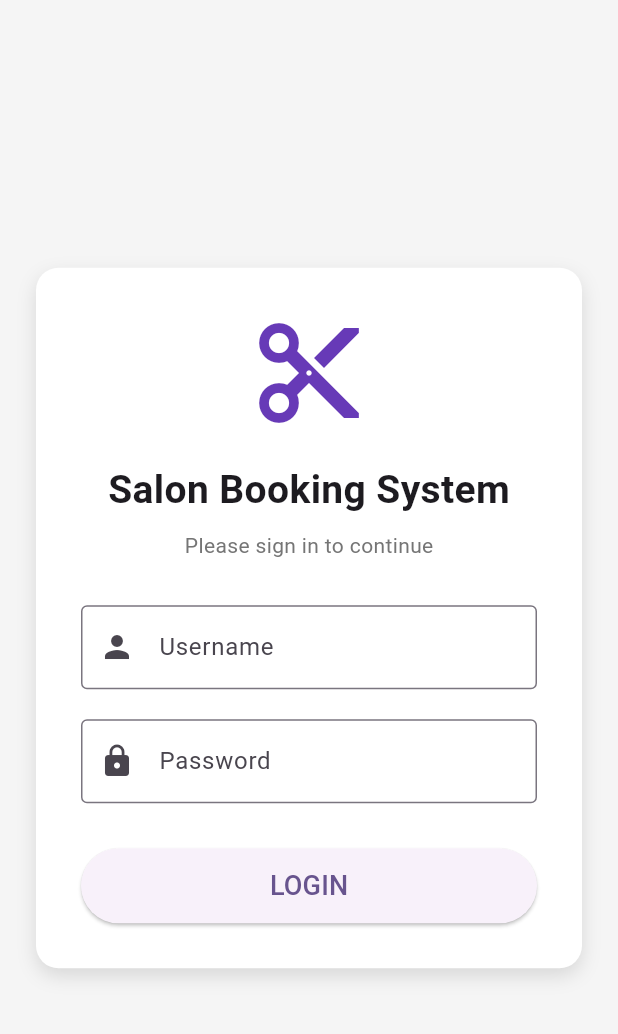
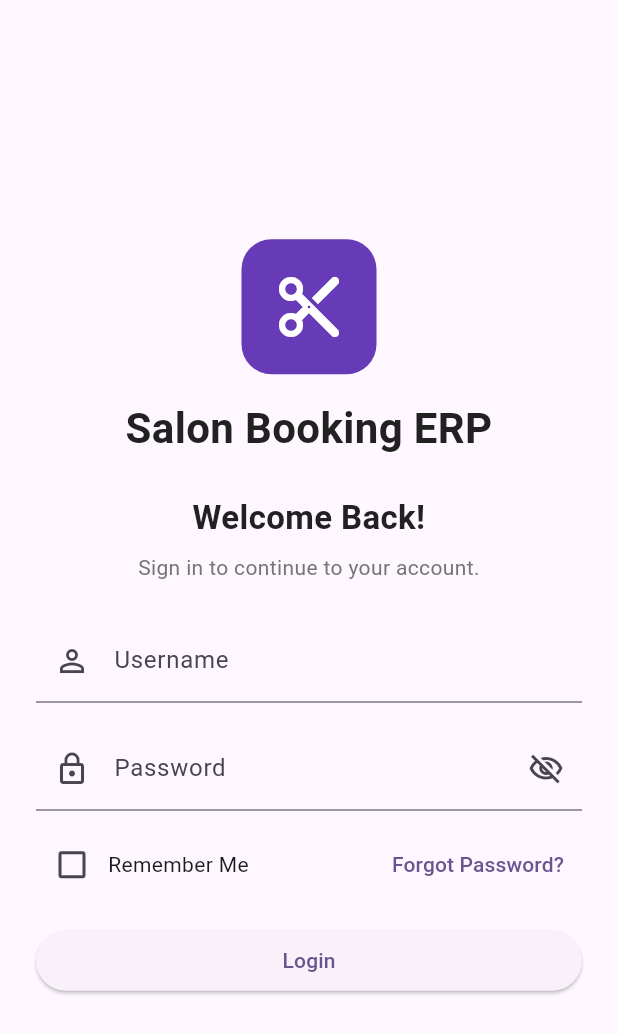
Before and after one commit to LalRajapakshe/salon_booking_mobile, a Flutter app: the screen it shows after launch, on a phone screen of 412 x 824 dp. Shown: the top 1034 px of the screen. Run offline on Flutter 3.47's test engine with Material 3 defaults, Android fonts, the phone set to English and light mode, and no system bars.

Commit message:
after new widget implemeted on 20-07-2026T0720

```diff
--- a/lib/features/auth/screens/login_screen.dart
+++ b/lib/features/auth/screens/login_screen.dart
@@ -1,100 +1,115 @@
 import 'package:flutter/material.dart';
+
+import '../../../shared/theme/theme.dart';
+import '../widgets/login_form.dart';
+import '../widgets/login_header.dart';
+import '../widgets/login_logo.dart';
 import '../../dashboard/screens/dashboard_screen.dart';
 
-class LoginScreen extends StatelessWidget {
+class LoginScreen extends StatefulWidget {
   const LoginScreen({super.key});
+
+  @override
+  State<LoginScreen> createState() => _LoginScreenState();
+}
+
+class _LoginScreenState extends State<LoginScreen> {
+  final _formKey = GlobalKey<FormState>();
+
+  final _usernameController = TextEditingController();
+  final _passwordController = TextEditingController();
+
+  bool _obscurePassword = true;
+  bool _rememberMe = false;
+  bool _isLoading = false;
+
+  @override
+  void dispose() {
+    _usernameController.dispose();
+    _passwordController.dispose();
+    super.dispose();
+  }
+
+  void _togglePassword() {
+    setState(() {
+      _obscurePassword = !_obscurePassword;
+    });
+  }
+
+  void _toggleRememberMe(bool? value) {
+    setState(() {
+      _rememberMe = value ?? false;
+    });
+  }
+
+  Future<void> _login() async {
+  if (!_formKey.currentState!.validate()) {
+    return;
+  }
+
+  setState(() {
+    _isLoading = true;
+  });
+
+  // Temporary login delay
+  await Future.delayed(const Duration(seconds: 1));
+
+  if (!mounted) return;
+
+  setState(() {
+    _isLoading = false;
+  });
+
+  Navigator.of(context).pushReplacement(
+    MaterialPageRoute(
+      builder: (_) => DashboardScreen(),
+    ),
+  );
+}
+
+
+
+  void _forgotPassword() {
+    // TODO:
+    // Navigate to Forgot Password Screen
+  }
 
   @override
   Widget build(BuildContext context) {
     return Scaffold(
-      backgroundColor: Colors.grey.shade100,
-      body: Center(
-        child: SingleChildScrollView(
-          padding: const EdgeInsets.all(24),
-          child: Container(
-            width: 400,
-            padding: const EdgeInsets.all(30),
-            decoration: BoxDecoration(
-              color: Colors.white,
-              borderRadius: BorderRadius.circular(15),
-              boxShadow: [
-                BoxShadow(
-                  color: Colors.black12,
-                  blurRadius: 10,
-                  offset: Offset(0, 5),
-                ),
-              ],
-            ),
-            child: Column(
-              mainAxisSize: MainAxisSize.min,
-              children: [
-                const Icon(
-                  Icons.content_cut,
-                  size: 80,
-                  color: Colors.deepPurple,
-                ),
+      body: SafeArea(
+        child: Center(
+          child: SingleChildScrollView(
+            padding: const EdgeInsets.all(AppDimensions.spaceXL),
+            child: ConstrainedBox(
+              constraints: const BoxConstraints(
+                maxWidth: 420,
+              ),
+              child: Column(
+                crossAxisAlignment: CrossAxisAlignment.stretch,
+                children: [
+                  const LoginLogo(),
 
-                const SizedBox(height: 20),
+                  const SizedBox(height: AppDimensions.spaceXL),
 
-                const Text(
-                  "Salon Booking System",
-                  style: TextStyle(
-                    fontSize: 26,
-                    fontWeight: FontWeight.bold,
+                  const LoginHeader(),
+
+                  const SizedBox(height: AppDimensions.spaceXL),
+
+                  LoginForm(
+                    formKey: _formKey,
+                    usernameController: _usernameController,
+                    passwordController: _passwordController,
+                    obscurePassword: _obscurePassword,
+                    rememberMe: _rememberMe,
+                    isLoading: _isLoading,
+                    onTogglePassword: _togglePassword,
+                    onToggleRememberMe: _toggleRememberMe,
+                    onLoginPressed: _login,
+                    onForgotPassword: _forgotPassword,
                   ),
-                ),
-
-                const SizedBox(height: 8),
-
-                Text(
-                  "Please sign in to continue",
-                  style: TextStyle(
-                    color: Colors.grey.shade600,
-                  ),
-                ),
-
-                const SizedBox(height: 30),
-
-                TextField(
-                  decoration: InputDecoration(
-                    labelText: "Username",
-                    prefixIcon: Icon(Icons.person),
-                    border: OutlineInputBorder(),
-                  ),
-                ),
-
-                const SizedBox(height: 20),
-
-                TextField(
-                  obscureText: true,
-                  decoration: InputDecoration(
-                    labelText: "Password",
-                    prefixIcon: Icon(Icons.lock),
-                    border: OutlineInputBorder(),
-                  ),
-                ),
-
-                const SizedBox(height: 30),
-
-                SizedBox(
-                  width: double.infinity,
-                  height: 50,
-                  child: ElevatedButton(
-                    onPressed: () {
-                            Navigator.pushReplacement(
-                                context,
-                                MaterialPageRoute(
-                                  builder: (context) => DashboardScreen(),
-                                ),
-                              );
-                          },
-                         child: const Text(
-                      "LOGIN",
-                      style: TextStyle(fontSize: 18),
-                    ),
-                  ),
-                ),
-              ],
+                ],
+              ),
             ),
           ),
         ),
--- /dev/null
+++ b/lib/features/auth/widgets/login_form.dart
@@ -0,0 +1,110 @@
+import 'package:flutter/material.dart';
+
+import '../../../shared/theme/theme.dart';
+import '../../../shared/widgets/widgets.dart';
+
+class LoginForm extends StatelessWidget {
+  const LoginForm({
+    super.key,
+    required this.usernameController,
+    required this.passwordController,
+    required this.formKey,
+    this.isLoading = false,
+    this.obscurePassword = true,
+    this.rememberMe = false,
+    this.onToggleRememberMe,
+    this.onTogglePassword,
+    this.onLoginPressed,
+    this.onForgotPassword,
+  });
+
+  final GlobalKey<FormState> formKey;
+
+  final TextEditingController usernameController;
+  final TextEditingController passwordController;
+
+  final bool isLoading;
+  final bool obscurePassword;
+  final bool rememberMe;
+
+  final VoidCallback? onTogglePassword;
+  final ValueChanged<bool?>? onToggleRememberMe;
+  final VoidCallback? onLoginPressed;
+  final VoidCallback? onForgotPassword;
+
+  @override
+  Widget build(BuildContext context) {
+    return Form(
+      key: formKey,
+      child: Column(
+        crossAxisAlignment: CrossAxisAlignment.stretch,
+        children: [
+
+          AppTextField(
+            controller: usernameController,
+            labelText: 'Username',
+            hintText: 'Enter your username',
+            prefixIcon: Icons.person_outline,
+            keyboardType: TextInputType.text,
+            validator: (value) {
+              if (value == null || value.trim().isEmpty) {
+                return 'Username is required';
+              }
+              return null;
+            },
+          ),
+
+          const SizedBox(height: AppDimensions.spaceL),
+
+          AppTextField(
+            controller: passwordController,
+            labelText: 'Password',
+            hintText: 'Enter your password',
+            prefixIcon: Icons.lock_outline,
+            obscureText: obscurePassword,
+            suffixIcon: obscurePassword
+                ? Icons.visibility_off_outlined
+                : Icons.visibility_outlined,
+            onSuffixIconPressed: onTogglePassword,
+            validator: (value) {
+              if (value == null || value.isEmpty) {
+                return 'Password is required';
+              }
+
+              return null;
+            },
+          ),
+
+          const SizedBox(height: AppDimensions.spaceM),
+
+          Row(
+            children: [
+
+              Checkbox(
+                value: rememberMe,
+                onChanged: onToggleRememberMe,
+              ),
+
+              const Text('Remember Me'),
+
+              const Spacer(),
+
+              TextButton(
+                onPressed: onForgotPassword,
+                child: const Text('Forgot Password?'),
+              ),
+            ],
+          ),
+
+          const SizedBox(height: AppDimensions.spaceL),
+
+          AppPrimaryButton(
+            text: 'Login',
+            isLoading: isLoading,
+            onPressed: onLoginPressed,
+          ),
+        ],
+      ),
+    );
+  }
+}
--- /dev/null
+++ b/lib/features/auth/widgets/login_header.dart
@@ -0,0 +1,39 @@
+import 'package:flutter/material.dart';
+
+import '../../../shared/theme/theme.dart';
+
+class LoginHeader extends StatelessWidget {
+  const LoginHeader({
+    super.key,
+    this.title = 'Welcome Back!',
+    this.subtitle = 'Sign in to continue to your account.',
+  });
+
+  final String title;
+  final String subtitle;
+
+  @override
+  Widget build(BuildContext context) {
+    return Column(
+      children: [
+        Text(
+          title,
+          textAlign: TextAlign.center,
+          style: AppTextStyles.sectionTitle,
+        ),
+
+        const SizedBox(
+          height: AppDimensions.spaceS,
+        ),
+
+        Text(
+          subtitle,
+          textAlign: TextAlign.center,
+          style: AppTextStyles.body.copyWith(
+            color: Colors.grey.shade600,
+          ),
+        ),
+      ],
+    );
+  }
+}
--- /dev/null
+++ b/lib/features/auth/widgets/login_logo.dart
@@ -0,0 +1,44 @@
+import 'package:flutter/material.dart';
+
+import '../../../shared/theme/theme.dart';
+
+class LoginLogo extends StatelessWidget {
+  const LoginLogo({
+    super.key,
+    this.logo,
+    this.appName = 'Salon Booking ERP',
+  });
+
+  final Widget? logo;
+  final String appName;
+
+  @override
+  Widget build(BuildContext context) {
+    return Column(
+      children: [
+        logo ??
+            Container(
+              height: 90,
+              width: 90,
+              decoration: BoxDecoration(
+                color: AppColors.primary,
+                borderRadius: BorderRadius.circular(20),
+              ),
+              child: const Icon(
+                Icons.content_cut_rounded,
+                color: Colors.white,
+                size: 48,
+              ),
+            ),
+
+        const SizedBox(height: AppDimensions.spaceL),
+
+        Text(
+          appName,
+          style: AppTextStyles.pageTitle,
+          textAlign: TextAlign.center,
+        ),
+      ],
+    );
+  }
+}
--- a/lib/shared/widgets/app_dialog.dart
+++ b/lib/shared/widgets/app_dialog.dart
@@ -27,7 +27,7 @@ class AppDialog {
         return AlertDialog(
           shape: RoundedRectangleBorder(
             borderRadius: BorderRadius.circular(
-              AppDimensions.radiusL,
+              AppDimensions.dialogRadius,
             ),
           ),
           titlePadding: const EdgeInsets.fromLTRB(24, 24, 24, 12),
--- a/lib/shared/widgets/app_dropdown.dart
+++ b/lib/shared/widgets/app_dropdown.dart
@@ -34,7 +34,7 @@ class AppDropdown<T> extends StatelessWidget {
         hintText: hintText,
       ),
       borderRadius: BorderRadius.circular(
-        AppDimensions.radiusM,
+        AppDimensions.textFieldRadius,
       ),
       isExpanded: true,
     );
--- a/lib/shared/widgets/app_empty_state.dart
+++ b/lib/shared/widgets/app_empty_state.dart
@@ -25,14 +25,14 @@ class AppEmptyState extends StatelessWidget {
   Widget build(BuildContext context) {
     return Center(
       child: Padding(
-        padding: const EdgeInsets.all(AppDimensions.paddingL),
+        padding: const EdgeInsets.all(AppDimensions.spaceL),
         child: Column(
           mainAxisSize: MainAxisSize.min,
           children: [
             Icon(
               icon,
               size: 80,
-              color: AppColors.textSecondary,
+              color: AppColors.subtitle,
             ),
 
             const SizedBox(
--- a/pubspec.yaml
+++ b/pubspec.yaml
@@ -34,6 +34,7 @@ dependencies:
   # The following adds the Cupertino Icons font to your application.
   # Use with the CupertinoIcons class for iOS style icons.
   cupertino_icons: ^1.0.8
+  intl: ^0.20.2
 
 dev_dependencies:
   flutter_test:
```
Also changed, not shown: pubspec.lock.
